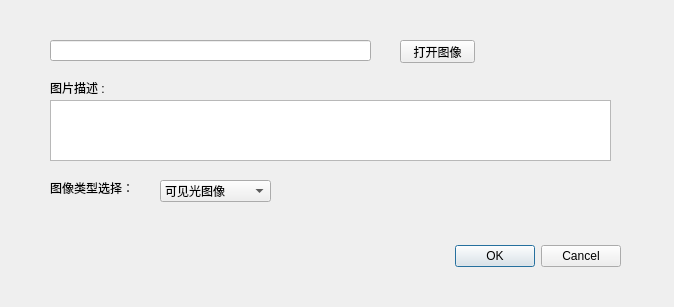
Qt form code/Create_experiment/Create_exp.ui (lj976264709/Ljtry) before a commit.
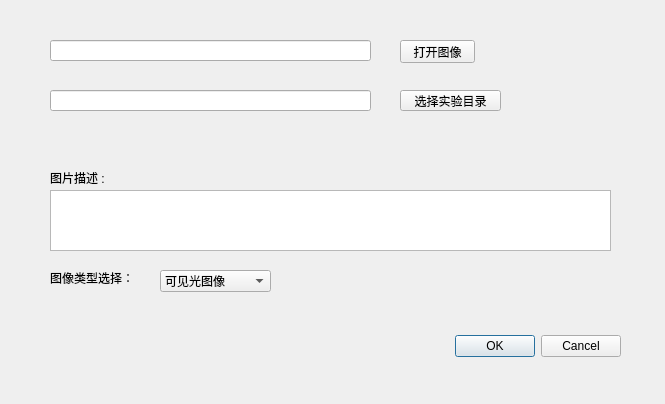
The same form after that commit.

```diff
--- a/code/Create_experiment/Create_exp.ui
+++ b/code/Create_experiment/Create_exp.ui
@@ -6,8 +6,8 @@
    <rect>
     <x>0</x>
     <y>0</y>
-    <width>674</width>
-    <height>307</height>
+    <width>665</width>
+    <height>404</height>
    </rect>
   </property>
   <property name="windowTitle">
@@ -17,7 +17,7 @@
    <property name="geometry">
     <rect>
      <x>280</x>
-     <y>240</y>
+     <y>330</y>
      <width>341</width>
      <height>32</height>
     </rect>
@@ -56,7 +56,7 @@
    <property name="geometry">
     <rect>
      <x>50</x>
-     <y>80</y>
+     <y>170</y>
      <width>81</width>
      <height>16</height>
     </rect>
@@ -69,7 +69,7 @@
    <property name="geometry">
     <rect>
      <x>50</x>
-     <y>100</y>
+     <y>190</y>
      <width>561</width>
      <height>61</height>
     </rect>
@@ -79,7 +79,7 @@
    <property name="geometry">
     <rect>
      <x>50</x>
-     <y>180</y>
+     <y>270</y>
      <width>91</width>
      <height>16</height>
     </rect>
@@ -92,7 +92,7 @@
    <property name="geometry">
     <rect>
      <x>160</x>
-     <y>180</y>
+     <y>270</y>
      <width>111</width>
      <height>22</height>
     </rect>
@@ -113,6 +113,29 @@
     </property>
    </item>
   </widget>
+  <widget class="QLineEdit" name="file_url">
+   <property name="geometry">
+    <rect>
+     <x>50</x>
+     <y>90</y>
+     <width>321</width>
+     <height>21</height>
+    </rect>
+   </property>
+  </widget>
+  <widget class="QPushButton" name="Button_open_file">
+   <property name="geometry">
+    <rect>
+     <x>400</x>
+     <y>90</y>
+     <width>101</width>
+     <height>21</height>
+    </rect>
+   </property>
+   <property name="text">
+    <string>选择实验目录</string>
+   </property>
+  </widget>
  </widget>
  <resources/>
  <connections>
```
